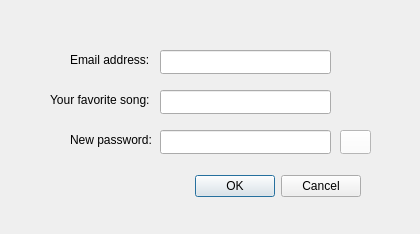
Before: the Qt Designer form client_apProject/forgotpassworddialog.ui in sabasheikhi/ap_project, drawn with Qt 5.
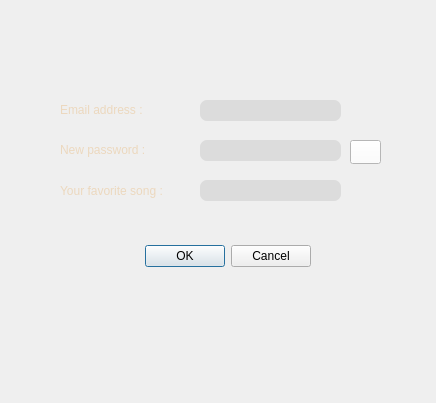
After: the same form once the commit is applied. Icons and pictures are not drawn.

```diff
--- a/client_apProject/forgotpassworddialog.ui
+++ b/client_apProject/forgotpassworddialog.ui
@@ -6,8 +6,8 @@
    <rect>
     <x>0</x>
     <y>0</y>
-    <width>420</width>
-    <height>234</height>
+    <width>436</width>
+    <height>403</height>
    </rect>
   </property>
   <property name="windowTitle">
@@ -19,9 +19,9 @@
    </property>
    <property name="geometry">
     <rect>
-     <x>20</x>
-     <y>170</y>
-     <width>341</width>
+     <x>110</x>
+     <y>240</y>
+     <width>201</width>
      <height>32</height>
     </rect>
    </property>
@@ -35,32 +35,44 @@
   <widget class="QLineEdit" name="emailLineEdit">
    <property name="geometry">
     <rect>
-     <x>160</x>
-     <y>50</y>
-     <width>171</width>
-     <height>24</height>
+     <x>200</x>
+     <y>100</y>
+     <width>141</width>
+     <height>21</height>
     </rect>
    </property>
+   <property name="styleSheet">
+    <string notr="true">border-radius:7px;
+background-color: #DCDCDC;</string>
+   </property>
   </widget>
   <widget class="QLineEdit" name="securityQuestionLineEdit">
    <property name="geometry">
     <rect>
-     <x>160</x>
-     <y>90</y>
-     <width>171</width>
-     <height>24</height>
+     <x>200</x>
+     <y>180</y>
+     <width>141</width>
+     <height>21</height>
     </rect>
    </property>
+   <property name="styleSheet">
+    <string notr="true">border-radius:7px;
+background-color: #DCDCDC;</string>
+   </property>
   </widget>
   <widget class="QLineEdit" name="newPasswordLineEdit">
    <property name="geometry">
     <rect>
-     <x>160</x>
-     <y>130</y>
-     <width>171</width>
-     <height>24</height>
+     <x>200</x>
+     <y>140</y>
+     <width>141</width>
+     <height>21</height>
     </rect>
    </property>
+   <property name="styleSheet">
+    <string notr="true">border-radius:7px;
+background-color: #DCDCDC;</string>
+   </property>
    <property name="echoMode">
     <enum>QLineEdit::Password</enum>
    </property>
@@ -68,47 +80,56 @@
   <widget class="QLabel" name="emailLabel">
    <property name="geometry">
     <rect>
-     <x>70</x>
-     <y>50</y>
-     <width>81</width>
+     <x>60</x>
+     <y>100</y>
+     <width>101</width>
      <height>20</height>
     </rect>
    </property>
+   <property name="styleSheet">
+    <string notr="true">color: #ECD8BE;</string>
+   </property>
    <property name="text">
-    <string>Email address: </string>
+    <string>Email address : </string>
    </property>
   </widget>
   <widget class="QLabel" name="securityQuestionLabel">
    <property name="geometry">
     <rect>
-     <x>50</x>
-     <y>90</y>
-     <width>111</width>
-     <height>20</height>
+     <x>60</x>
+     <y>180</y>
+     <width>141</width>
+     <height>21</height>
     </rect>
    </property>
+   <property name="styleSheet">
+    <string notr="true">color: #ECD8BE;</string>
+   </property>
    <property name="text">
-    <string>Your favorite song:</string>
+    <string>Your favorite song :</string>
    </property>
   </widget>
   <widget class="QLabel" name="newPasswordLabel">
    <property name="geometry">
     <rect>
-     <x>70</x>
-     <y>130</y>
-     <width>81</width>
+     <x>60</x>
+     <y>140</y>
+     <width>101</width>
      <height>20</height>
     </rect>
    </property>
+   <property name="styleSheet">
+    <string notr="true">color: #ECD8BE;</string>
+   </property>
    <property name="text">
-    <string>New password: </string>
+    <string>New password :  </string>
    </property>
   </widget>
   <widget class="QPushButton" name="eyeButton">
    <property name="geometry">
     <rect>
-     <x>340</x>
-     <y>130</y>
+     <x>350</x>
+     <y>140</y>
      <width>31</width>
      <height>24</height>
     </rect>
@@ -125,6 +146,31 @@
     <bool>true</bool>
    </property>
   </widget>
+  <widget class="QLabel" name="label">
+   <property name="geometry">
+    <rect>
+     <x>-20</x>
+     <y>0</y>
+     <width>471</width>
+     <height>401</height>
+    </rect>
+   </property>
+   <property name="styleSheet">
+    <string notr="true">image: url(:/backs/backsi.png);</string>
+   </property>
+   <property name="text">
+    <string/>
+   </property>
+  </widget>
+  <zorder>label</zorder>
+  <zorder>ok_cancel_buttonBox</zorder>
+  <zorder>emailLineEdit</zorder>
+  <zorder>securityQuestionLineEdit</zorder>
+  <zorder>newPasswordLineEdit</zorder>
+  <zorder>emailLabel</zorder>
+  <zorder>securityQuestionLabel</zorder>
+  <zorder>newPasswordLabel</zorder>
+  <zorder>eyeButton</zorder>
  </widget>
  <tabstops>
   <tabstop>emailLineEdit</tabstop>
```
